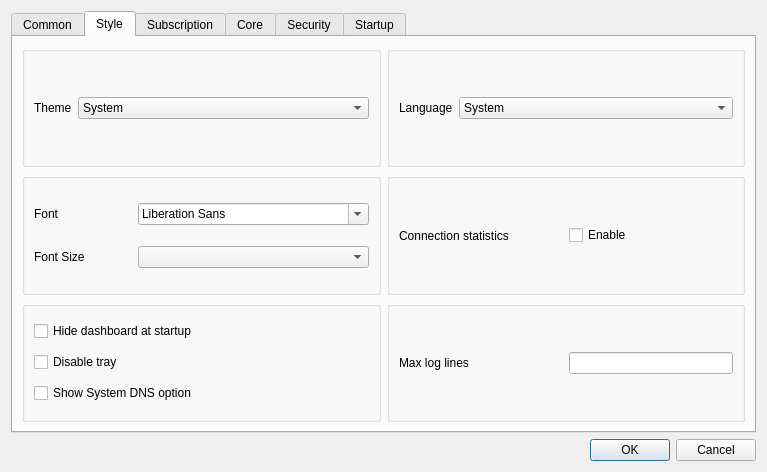
Qt form include/ui/setting/dialog_basic_settings.ui (qr243vbi/nekobox) before a commit.
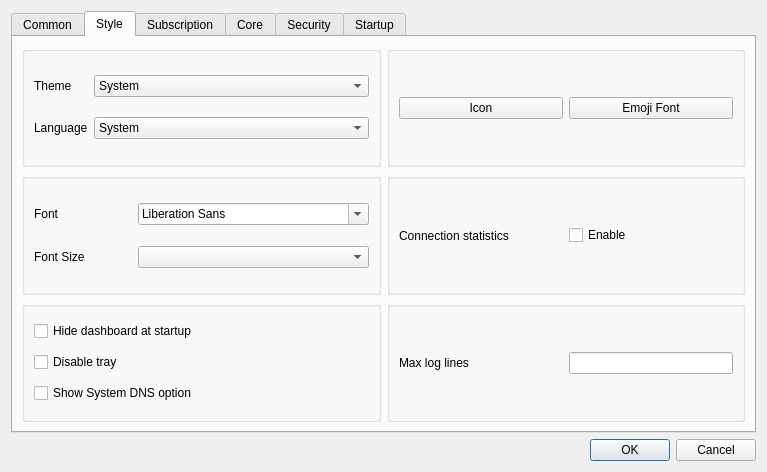
The same form after that commit. The open tabs and pages were chosen to show the change. Custom widgets are drawn as their Qt base class.

```diff
--- a/include/ui/setting/dialog_basic_settings.ui
+++ b/include/ui/setting/dialog_basic_settings.ui
@@ -453,8 +453,8 @@
         <layout class="QHBoxLayout" name="style_h_1">
          <item>
           <widget class="QGroupBox" name="groupBox">
-           <layout class="QHBoxLayout" name="horizontalLayout_4">
-            <item>
+           <layout class="QGridLayout" name="gridLayout_10">
+            <item row="0" column="0">
              <widget class="QLabel" name="label_8">
               <property name="sizePolicy">
                <sizepolicy hsizetype="Maximum" vsizetype="Maximum">
@@ -467,7 +467,7 @@
               </property>
              </widget>
             </item>
-            <item>
+            <item row="0" column="1">
              <widget class="QComboBox" name="theme">
               <item>
                <property name="text">
@@ -476,13 +476,20 @@
               </item>
              </widget>
             </item>
-           </layout>
-          </widget>
-         </item>
-         <item>
-          <widget class="QGroupBox" name="groupBox2">
-           <layout class="QGridLayout" name="gridLayout_4">
-            <item row="0" column="2">
+            <item row="1" column="0">
+             <widget class="QLabel" name="label_15">
+              <property name="sizePolicy">
+               <sizepolicy hsizetype="Maximum" vsizetype="Maximum">
+                <horstretch>0</horstretch>
+                <verstretch>0</verstretch>
+               </sizepolicy>
+              </property>
+              <property name="text">
+               <string>Language</string>
+              </property>
+             </widget>
+            </item>
+            <item row="1" column="1">
              <widget class="QComboBox" name="language">
               <item>
                <property name="text">
@@ -511,16 +518,23 @@
               </item>
              </widget>
             </item>
+           </layout>
+          </widget>
+         </item>
+         <item>
+          <widget class="QGroupBox" name="groupBox2">
+           <layout class="QGridLayout" name="gridLayout_4">
             <item row="0" column="0">
-             <widget class="QLabel" name="label_15">
-              <property name="sizePolicy">
-               <sizepolicy hsizetype="Maximum" vsizetype="Maximum">
-                <horstretch>0</horstretch>
-                <verstretch>0</verstretch>
-               </sizepolicy>
+             <widget class="QPushButton" name="icon">
+              <property name="text">
+               <string>Icon</string>
               </property>
+             </widget>
+            </item>
+            <item row="0" column="1">
+             <widget class="QPushButton" name="emoji">
               <property name="text">
-               <string>Language</string>
+               <string>Emoji Font</string>
               </property>
              </widget>
             </item>
```
Left out of the diff: 27 changed lines with no effect on the pictures.
